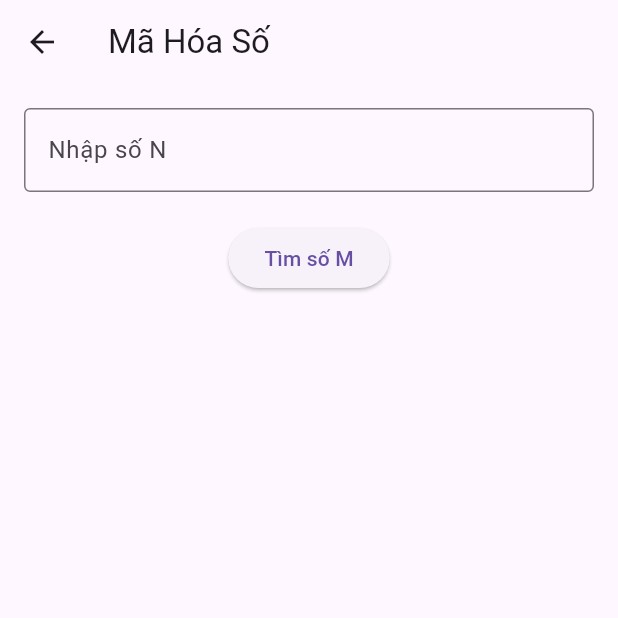
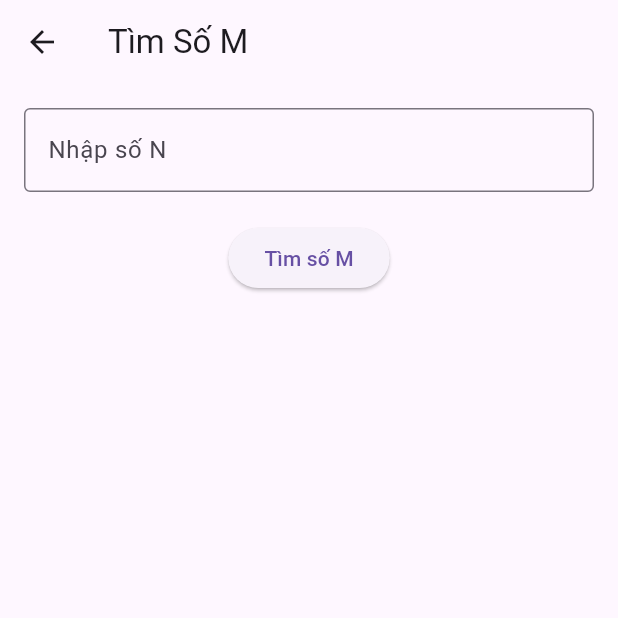
Before and after one commit to qminhminh/bai_tap_van_dung_CT_Quang_Minh, a Flutter app: the screen it shows after launch, after a tap on "Bài tập 1", on a phone screen of 412 x 824 dp, the top half of it. Run offline on Flutter 3.47's test engine with Material 3 defaults, Android fonts, the light colour scheme and no system bars.

Commit message:
fix bai tap 07

```diff
--- a/lib/bai_tap_1.dart
+++ b/lib/bai_tap_1.dart
@@ -10,65 +10,82 @@ class BaiTap01 extends StatefulWidget {
 class _BaiTap01State extends State<BaiTap01> {
   final TextEditingController _inputController = TextEditingController();
 
-  // Hàm mã hóa số theo nguyên tắc đã cho
-  String encodeNumber(String input) {
-    String result = ""; // Chuỗi kết quả mã hóa
-    int count = 1; // Biến đếm số lần xuất hiện liên tiếp của cùng một chữ số
+  // Hàm mã hóa số theo quy tắc đã cho.
+  String encode(String input) {
+    String result = "";
+    int count = 1;
 
-    // Duyệt qua từng ký tự trong chuỗi đầu vào, bắt đầu từ vị trí thứ 1
     for (int i = 1; i < input.length; i++) {
       if (input[i] == input[i - 1]) {
-        // Nếu ký tự hiện tại giống với ký tự trước đó
-        count++; // Tăng biến đếm
+        count++;
       } else {
-        // Nếu ký tự hiện tại khác ký tự trước đó
-        result += count.toString() +
-            input[i - 1]; // Thêm số lần xuất hiện và ký tự trước vào kết quả
-        count = 1; // Đặt lại biến đếm cho chuỗi tiếp theo
+        result += count.toString() + input[i - 1];
+        count = 1;
       }
     }
-
-    // Thêm ký tự cuối cùng và số lần xuất hiện của nó vào kết quả
-    result += count.toString() + input[input.length - 1];
-    return result; // Trả về chuỗi đã được mã hóa
+    result +=
+        count.toString() + input[input.length - 1]; // Xử lý phần cuối chuỗi
+    return result;
   }
 
-  // Hàm tìm số M từ N, không giới hạn số lần lặp
-  String findMtoN(String N) {
-    String current = "1"; // Bắt đầu từ số nhỏ nhất có thể, "1"
+  // Hàm giải mã từ chuỗi mã hóa về chuỗi trước đó (giải nén N về M)
+  String decode(String input) {
+    String result = "";
+    int i = 0;
 
-    // Lặp vô hạn để tiếp tục tìm kiếm số M
+    while (i < input.length) {
+      int count = int.parse(input[i]); // Lấy số lượng xuất hiện của ký tự
+      String digit = input[i + 1]; // Ký tự cần lặp lại
+      result += digit * count; // Thêm ký tự vào kết quả dựa trên số lần lặp lại
+      i += 2; // Chuyển đến cặp tiếp theo
+    }
+    return result;
+  }
+
+  // Hàm kiểm tra xem một số M có hợp lệ hay không
+  bool isValidM(String M) {
+    // Kiểm tra số lượng ký tự liên tiếp không vượt quá 9
+    RegExp pattern = RegExp(r'(.)\1{9,}');
+    return !pattern.hasMatch(M);
+  }
+
+  // Hàm tìm M từ N
+  String findM(String N) {
+    // Bắt đầu từ số N và giải mã liên tục để tìm số M
+    String current = N;
+    Set<String> visited = Set(); // Để theo dõi các chuỗi đã xử lý
+
     while (true) {
-      String nextEncode =
-          encodeNumber(current); // Mã hóa giá trị hiện tại của chuỗi `current`
+      String decoded = decode(current);
 
-      // Kiểm tra nếu mã hóa của `current` trùng với N, trả về số M hiện tại
-      if (nextEncode == N) {
-        return current;
-      }
-      // Nếu độ dài của chuỗi mã hóa lớn hơn N, không thể tìm thấy, thoát khỏi vòng lặp
-      else if (nextEncode.length > N.length) {
-        return "Không tìm thấy M"; // Trả về thông báo khi không tìm được số M
+      // Nếu mã hóa của chuỗi giải mã lại chính là N và chuỗi giải mã hợp lệ, đó là số M
+      if (encode(decoded) == N && isValidM(decoded)) {
+        return decoded;
       }
 
-      // Nếu chưa tìm thấy, cập nhật `current` bằng kết quả mã hóa mới và tiếp tục lặp
-      current = nextEncode;
+      // Nếu chuỗi đã giải mã không thay đổi hoặc đã xử lý rồi thì không tìm thấy
+      if (visited.contains(decoded) || decoded == current) {
+        return "Không tìm thấy M";
+      }
+
+      visited.add(current); // Đánh dấu chuỗi hiện tại đã xử lý
+      current = decoded; // Tiếp tục với chuỗi giải mã
     }
   }
 
-  // Hàm hiển thị kết quả qua popup (hộp thoại)
+  // Hàm hiển thị kết quả qua popup.
   void _showResult(BuildContext context, String result) {
     showDialog(
       context: context,
       builder: (context) {
         return AlertDialog(
-          title: const Text("Kết quả"), // Tiêu đề hộp thoại
-          content: Text(result), // Nội dung hiển thị kết quả tìm được
+          title: const Text("Kết quả"),
+          content: Text(result),
           actions: <Widget>[
             TextButton(
-              child: const Text("OK"), // Nút bấm OK để đóng hộp thoại
+              child: const Text("OK"),
               onPressed: () {
-                Navigator.of(context).pop(); // Đóng hộp thoại khi nhấn OK
+                Navigator.of(context).pop();
               },
             ),
           ],
@@ -77,43 +94,38 @@ class _BaiTap01State extends State<BaiTap01> {
     );
   }
 
-  // Hàm xây dựng giao diện của ứng dụng
   @override
   Widget build(BuildContext context) {
     return Scaffold(
       appBar: AppBar(
-        title: const Text("Mã Hóa Số"), // Tiêu đề của AppBar
+        title: const Text("Tìm Số M"),
       ),
       body: Padding(
-        padding: const EdgeInsets.all(16.0), // Căn lề toàn màn hình
+        padding: const EdgeInsets.all(16.0),
         child: Column(
           children: <Widget>[
-            // Ô nhập liệu cho người dùng nhập số N
             TextField(
-              controller:
-                  _inputController, // Kết nối với bộ điều khiển để lấy dữ liệu nhập
+              controller: _inputController,
               decoration: const InputDecoration(
-                labelText: "Nhập số N", // Nhãn cho ô nhập liệu
-                border: OutlineInputBorder(), // Đường viền cho ô nhập
+                labelText: "Nhập số N",
+                border: OutlineInputBorder(),
               ),
-              keyboardType: TextInputType.number, // Chỉ cho phép nhập ký tự số
+              keyboardType: TextInputType.number, // Chỉ nhập số
             ),
-            const SizedBox(height: 20), // Khoảng cách giữa ô nhập và nút bấm
-            // Nút bấm để thực hiện tìm số M
+            const SizedBox(height: 20),
             ElevatedButton(
               onPressed: () {
-                String N = _inputController
-                    .text; // Lấy giá trị nhập vào từ ô TextField
+                String N =
+                    _inputController.text; // Lấy giá trị nhập từ TextField
                 if (N.isNotEmpty) {
-                  String M = findMtoN(N); // Gọi hàm tìm số M
+                  String M = findM(N); // Tìm số M
                   _showResult(
                       context, "Số M là: $M"); // Hiển thị kết quả qua popup
                 } else {
-                  _showResult(context,
-                      "Dữ liệu nhập không hợp lệ."); // Thông báo nếu nhập liệu không hợp lệ
+                  _showResult(context, "Dữ liệu nhập không hợp lệ.");
                 }
               },
-              child: const Text("Tìm số M"), // Nội dung nút bấm
+              child: const Text("Tìm số M"),
             ),
           ],
         ),
--- /dev/null
+++ b/lib/compo_buttton.dart
@@ -0,0 +1,29 @@
+import 'package:flutter/material.dart';
+
+class ExerciseButton extends StatelessWidget {
+  final String label;
+  final Widget destination;
+
+  const ExerciseButton({
+    required this.label,
+    required this.destination,
+  });
+
+  @override
+  Widget build(BuildContext context) {
+    return Column(
+      children: [
+        ElevatedButton(
+          onPressed: () {
+            Navigator.push(
+              context,
+              MaterialPageRoute(builder: (context) => destination),
+            );
+          },
+          child: Text(label),
+        ),
+        const Divider(),
+      ],
+    );
+  }
+}
--- a/lib/main.dart
+++ b/lib/main.dart
@@ -8,6 +8,7 @@ import 'package:bai_tap_van_dung_cty/bai_tap_5.dart';
 import 'package:bai_tap_van_dung_cty/bai_tap_6.dart';
 import 'package:bai_tap_van_dung_cty/bai_tap_7.dart';
 import 'package:bai_tap_van_dung_cty/bai_tap_8.dart';
+import 'package:bai_tap_van_dung_cty/compo_buttton.dart';
 import 'package:flutter/material.dart';
 
 void main() {
@@ -34,84 +35,37 @@ class HomeScreen extends StatelessWidget {
           child: SingleChildScrollView(
             child: Column(
               children: [
-                ElevatedButton(
-                  onPressed: () {
-                    Navigator.push(
-                      context,
-                      MaterialPageRoute(builder: (context) => BaiTap01()),
-                    );
-                  },
-                  child: Text('Bài tập 1'),
+                ExerciseButton(
+                  label: 'Bài tập 1',
+                  destination: BaiTap01(),
                 ),
-                Divider(),
-                ElevatedButton(
-                  onPressed: () {
-                    Navigator.push(
-                      context,
-                      MaterialPageRoute(builder: (context) => BaiTap02()),
-                    );
-                  },
-                  child: Text('Bài tập 2'),
+                ExerciseButton(
+                  label: 'Bài tập 2',
+                  destination: BaiTap02(),
                 ),
-                Divider(),
-                ElevatedButton(
-                  onPressed: () {
-                    Navigator.push(
-                      context,
-                      MaterialPageRoute(builder: (context) => BaiTap03()),
-                    );
-                  },
-                  child: Text('Bài tập 3'),
+                ExerciseButton(
+                  label: 'Bài tập 3',
+                  destination: BaiTap03(),
                 ),
-                Divider(),
-                ElevatedButton(
-                  onPressed: () {
-                    Navigator.push(
-                      context,
-                      MaterialPageRoute(builder: (context) => BaiTap04()),
-                    );
-                  },
-                  child: Text('Bài tập 4'),
+                ExerciseButton(
+                  label: 'Bài tập 4',
+                  destination: BaiTap04(),
                 ),
-                Divider(),
-                ElevatedButton(
-                  onPressed: () {
-                    Navigator.push(
-                      context,
-                      MaterialPageRoute(builder: (context) => BaiTap05()),
-                    );
-                  },
-                  child: Text('Bài tập 5'),
+                ExerciseButton(
+                  label: 'Bài tập 5',
+                  destination: BaiTap05(),
                 ),
-                Divider(),
-                ElevatedButton(
-                  onPressed: () {
-                    Navigator.push(
-                      context,
-                      MaterialPageRoute(builder: (context) => BaiTap06()),
-                    );
-                  },
-                  child: Text('Bài tập 6'),
+                ExerciseButton(
+                  label: 'Bài tập 6',
+                  destination: BaiTap06(),
                 ),
-                Divider(),
-                ElevatedButton(
-                  onPressed: () {
-                    Navigator.push(
-                      context,
-                      MaterialPageRoute(builder: (context) => BaiTap07()),
-                    );
-                  },
-                  child: Text('Bài tập 7'),
+                ExerciseButton(
+                  label: 'Bài tập 7',
+                  destination: BaiTap07(),
                 ),
-                Divider(),
-                ElevatedButton(
-                  onPressed: () {
-                    Navigator.push(
-                      context,
-                      MaterialPageRoute(builder: (context) => BaiTap08()),
-                    );
-                  },
-                  child: Text('Bài tập 8'),
+                ExerciseButton(
+                  label: 'Bài tập 8',
+                  destination: BaiTap08(),
                 ),
               ],
             ),
```
Also changed, not shown: lib/bai_tap_7.dart (+6 -1 lines).
